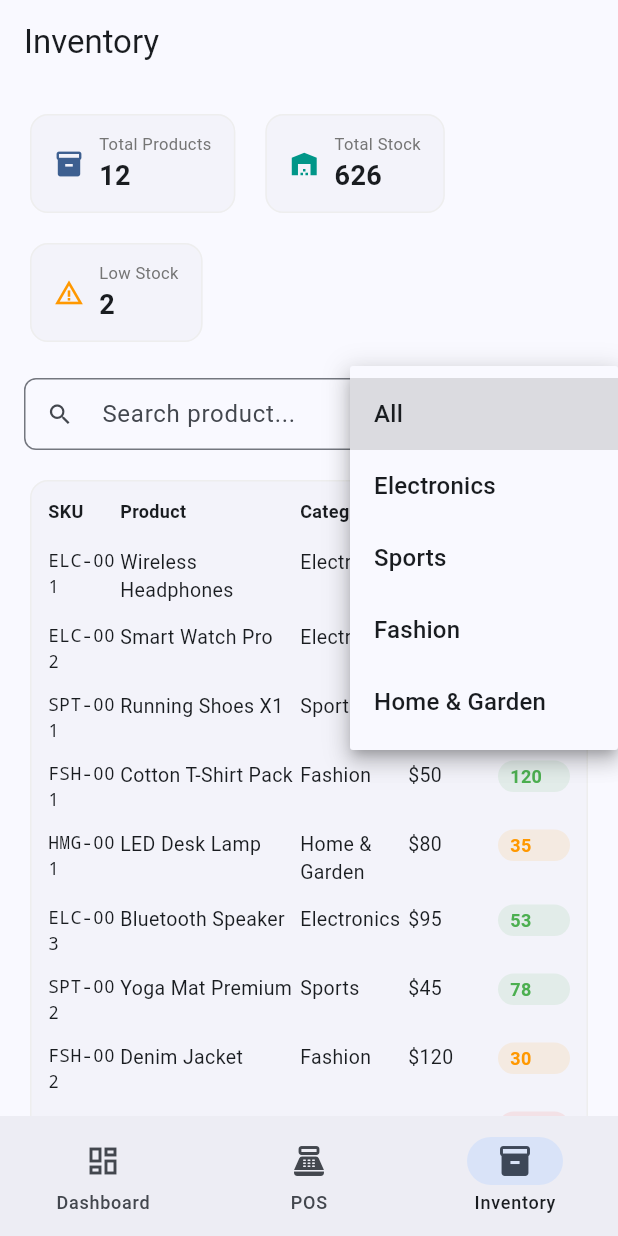
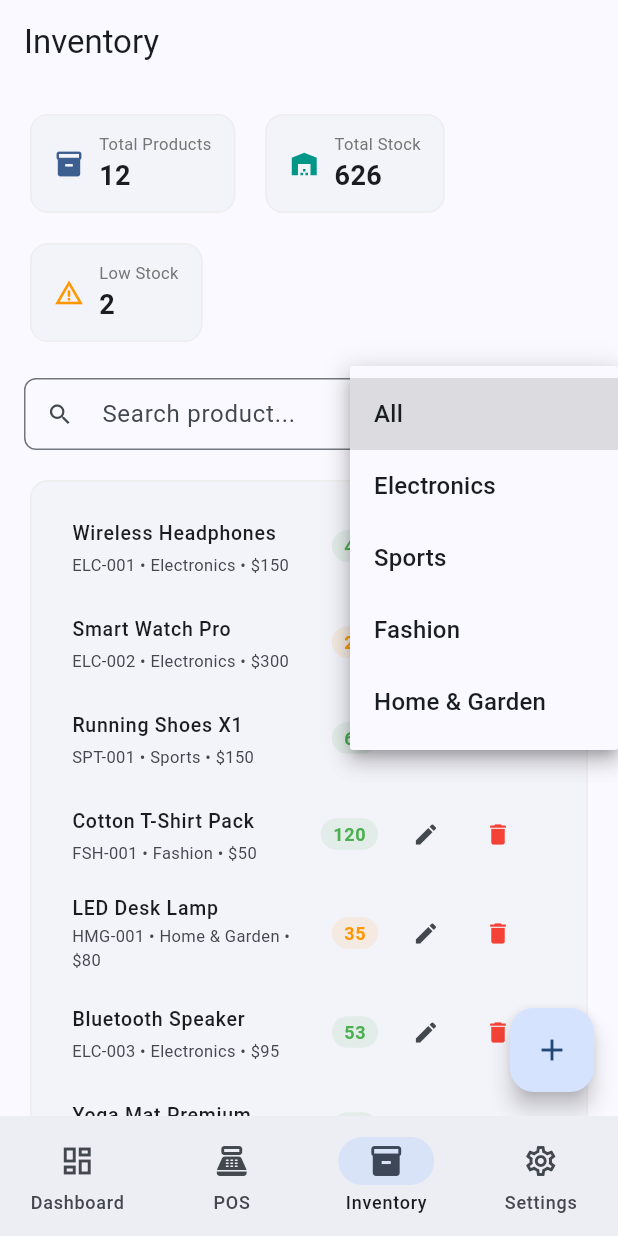
Before and after one commit to easystudio-arch/easy-ach-dashboard, a Flutter app: the screen it shows after launch, item 3 of the bottom bar chosen, after a tap on "All", on a phone screen of 412 x 824 dp. Run offline on Flutter 3.47's test engine with Material 3 defaults, Android fonts, the phone set to English and light mode, and no system bars; our stand-ins replace fl_chart, web; missing offline and left inert: dart:js_interop; statements that could not run were skipped.

Commit message:
feat: add printer settings, receipt print, offline product CRUD

```diff
--- a/lib/data/pos_inventory_data.dart
+++ b/lib/data/pos_inventory_data.dart
@@ -1,3 +1,5 @@
+import '../services/local_storage_service.dart';
+
 class Product {
   final String id;
   final String name;
@@ -16,8 +18,31 @@ class CartItem {
   double get subtotal => product.price * qty;
 }
 
-class PosInventoryData {
-  static final List<Product> products = [
+class ProductStore {
+  static List<Product> _products = [];
+
+  static List<Product> get products => _products;
+  static List<String> get categories => _products.map((p) => p.category).toSet().toList();
+
+  static void init() {
+    _products = LocalStorageService.loadProducts();
+    if (_products.isEmpty) {
+      _products = _defaultProducts;
+      _save();
+    }
+  }
+
+  static void add(Product p) { _products.add(p); _save(); }
+  static void update(Product p) {
+    final i = _products.indexWhere((x) => x.id == p.id);
+    if (i >= 0) { _products[i] = p; _save(); }
+  }
+  static void delete(String id) { _products.removeWhere((x) => x.id == id); _save(); }
+  static void _save() => LocalStorageService.saveProducts(_products);
+
+  static String nextId() => DateTime.now().millisecondsSinceEpoch.toString();
+
+  static final List<Product> _defaultProducts = [
     Product(id: '1', name: 'Wireless Headphones', category: 'Electronics', price: 150.00, stock: 45, sku: 'ELC-001'),
     Product(id: '2', name: 'Smart Watch Pro', category: 'Electronics', price: 300.00, stock: 28, sku: 'ELC-002'),
     Product(id: '3', name: 'Running Shoes X1', category: 'Sports', price: 150.00, stock: 62, sku: 'SPT-001'),
@@ -31,6 +56,10 @@ class PosInventoryData {
     Product(id: '11', name: 'Tennis Racket', category: 'Sports', price: 85.00, stock: 22, sku: 'SPT-003'),
     Product(id: '12', name: 'Sunglasses Classic', category: 'Fashion', price: 70.00, stock: 48, sku: 'FSH-003'),
   ];
+}
 
-  static List<String> get categories => products.map((p) => p.category).toSet().toList();
+// Keep backward compat alias
+class PosInventoryData {
+  static List<Product> get products => ProductStore.products;
+  static List<String> get categories => ProductStore.categories;
 }
--- a/lib/main.dart
+++ b/lib/main.dart
@@ -1,9 +1,14 @@
 import 'package:flutter/material.dart';
+import 'data/pos_inventory_data.dart';
 import 'screens/dashboard_screen.dart';
 import 'screens/pos_screen.dart';
 import 'screens/inventory_screen.dart';
+import 'screens/settings_screen.dart';
 
-void main() => runApp(const DashboardApp());
+void main() {
+  ProductStore.init();
+  runApp(const DashboardApp());
+}
 
 class DashboardApp extends StatelessWidget {
   const DashboardApp({super.key});
@@ -44,6 +49,7 @@ class _MainShellState extends State<MainShell> {
     DashboardScreen(),
     PosScreen(),
     InventoryScreen(),
+    SettingsScreen(),
   ];
 
   @override
@@ -57,6 +63,7 @@ class _MainShellState extends State<MainShell> {
           NavigationDestination(icon: Icon(Icons.dashboard_outlined), selectedIcon: Icon(Icons.dashboard), label: 'Dashboard'),
           NavigationDestination(icon: Icon(Icons.point_of_sale_outlined), selectedIcon: Icon(Icons.point_of_sale), label: 'POS'),
           NavigationDestination(icon: Icon(Icons.inventory_2_outlined), selectedIcon: Icon(Icons.inventory_2), label: 'Inventory'),
+          NavigationDestination(icon: Icon(Icons.settings_outlined), selectedIcon: Icon(Icons.settings), label: 'Settings'),
         ],
       ),
     );
--- a/lib/screens/inventory_screen.dart
+++ b/lib/screens/inventory_screen.dart
@@ -16,32 +16,96 @@ class _InventoryScreenState extends State<InventoryScreen> {
   String _search = '';
 
   List<Product> get _filtered {
-    return PosInventoryData.products.where((p) {
+    return ProductStore.products.where((p) {
       final matchCat = _selectedCategory == 'All' || p.category == _selectedCategory;
       final matchSearch = p.name.toLowerCase().contains(_search.toLowerCase());
       return matchCat && matchSearch;
     }).toList();
   }
 
+  void _showProductDialog({Product? product}) {
+    final isEdit = product != null;
+    final nameCtrl = TextEditingController(text: product?.name ?? '');
+    final catCtrl = TextEditingController(text: product?.category ?? '');
+    final priceCtrl = TextEditingController(text: product != null ? product.price.toString() : '');
+    final stockCtrl = TextEditingController(text: product != null ? product.stock.toString() : '');
+    final skuCtrl = TextEditingController(text: product?.sku ?? '');
+
+    showDialog(
+      context: context,
+      builder: (_) => AlertDialog(
+        title: Text(isEdit ? 'Edit Product' : 'Add Product'),
+        content: SingleChildScrollView(
+          child: Column(mainAxisSize: MainAxisSize.min, children: [
+            TextField(controller: nameCtrl, decoration: const InputDecoration(labelText: 'Name', isDense: true)),
+            const SizedBox(height: 8),
+            TextField(controller: catCtrl, decoration: const InputDecoration(labelText: 'Category', isDense: true)),
+            const SizedBox(height: 8),
+            TextField(controller: skuCtrl, decoration: const InputDecoration(labelText: 'SKU', isDense: true)),
+            const SizedBox(height: 8),
+            TextField(controller: priceCtrl, decoration: const InputDecoration(labelText: 'Price', isDense: true), keyboardType: TextInputType.number),
+            const SizedBox(height: 8),
+            TextField(controller: stockCtrl, decoration: const InputDecoration(labelText: 'Stock', isDense: true), keyboardType: TextInputType.number),
+          ]),
+        ),
+        actions: [
+          TextButton(onPressed: () => Navigator.pop(context), child: const Text('Cancel')),
+          FilledButton(
+            onPressed: () {
+              final p = Product(
+                id: product?.id ?? ProductStore.nextId(),
+                name: nameCtrl.text,
+                category: catCtrl.text,
+                price: double.tryParse(priceCtrl.text) ?? 0,
+                stock: int.tryParse(stockCtrl.text) ?? 0,
+                sku: skuCtrl.text,
+              );
+              setState(() { isEdit ? ProductStore.update(p) : ProductStore.add(p); });
+              Navigator.pop(context);
+            },
+            child: Text(isEdit ? 'Save' : 'Add'),
+          ),
+        ],
+      ),
+    );
+  }
+
+  void _deleteProduct(Product p) {
+    showDialog(
+      context: context,
+      builder: (_) => AlertDialog(
+        title: const Text('Delete Product'),
+        content: Text('Delete "${p.name}"?'),
+        actions: [
+          TextButton(onPressed: () => Navigator.pop(context), child: const Text('Cancel')),
+          FilledButton(
+            style: FilledButton.styleFrom(backgroundColor: Colors.red),
+            onPressed: () { setState(() => ProductStore.delete(p.id)); Navigator.pop(context); },
+            child: const Text('Delete'),
+          ),
+        ],
+      ),
+    );
+  }
+
   @override
   Widget build(BuildContext context) {
     final cs = Theme.of(context).colorScheme;
-    final totalItems = PosInventoryData.products.fold<int>(0, (s, p) => s + p.stock);
-    final lowStock = PosInventoryData.products.where((p) => p.stock < 25).length;
+    final totalItems = ProductStore.products.fold<int>(0, (s, p) => s + p.stock);
+    final lowStock = ProductStore.products.where((p) => p.stock < 25).length;
 
     return Scaffold(
       appBar: AppBar(title: const Text('Inventory')),
+      floatingActionButton: FloatingActionButton(onPressed: () => _showProductDialog(), child: const Icon(Icons.add)),
       body: SingleChildScrollView(
         padding: const EdgeInsets.all(16),
         child: Column(crossAxisAlignment: CrossAxisAlignment.start, children: [
-          // Summary cards
           Wrap(spacing: 12, runSpacing: 12, children: [
-            _SummaryChip(label: 'Total Products', value: '${PosInventoryData.products.length}', icon: Icons.inventory_2, color: cs.primary),
+            _SummaryChip(label: 'Total Products', value: '${ProductStore.products.length}', icon: Icons.inventory_2, color: cs.primary),
             _SummaryChip(label: 'Total Stock', value: _currFmt.format(totalItems), icon: Icons.warehouse, color: Colors.teal),
             _SummaryChip(label: 'Low Stock', value: '$lowStock', icon: Icons.warning_amber, color: Colors.orange),
           ]),
           const SizedBox(height: 20),
-          // Filters
           Row(children: [
             Expanded(
               child: TextField(
@@ -52,33 +116,26 @@ class _InventoryScreenState extends State<InventoryScreen> {
             const SizedBox(width: 12),
             DropdownButton<String>(
               value: _selectedCategory,
-              items: ['All', ...PosInventoryData.categories].map((c) => DropdownMenuItem(value: c, child: Text(c))).toList(),
+              items: ['All', ...ProductStore.categories].map((c) => DropdownMenuItem(value: c, child: Text(c))).toList(),
               onChanged: (v) => setState(() => _selectedCategory = v!),
             ),
           ]),
           const SizedBox(height: 16),
-          // Product table
           Card(
             child: Padding(
               padding: const EdgeInsets.all(12),
-              child: Table(
-                columnWidths: const {0: FlexColumnWidth(0.8), 1: FlexColumnWidth(2), 2: FlexColumnWidth(1.2), 3: FlexColumnWidth(1), 4: FlexColumnWidth(0.8)},
-                children: [
-                  const TableRow(children: [
-                    Padding(padding: EdgeInsets.only(bottom: 10), child: Text('SKU', style: TextStyle(fontWeight: FontWeight.w600, fontSize: 12))),
-                    Text('Product', style: TextStyle(fontWeight: FontWeight.w600, fontSize: 12)),
-                    Text('Category', style: TextStyle(fontWeight: FontWeight.w600, fontSize: 12)),
-                    Text('Price', style: TextStyle(fontWeight: FontWeight.w600, fontSize: 12)),
-                    Text('Stock', style: TextStyle(fontWeight: FontWeight.w600, fontSize: 12)),
+              child: Column(
+                children: _filtered.map((p) => ListTile(
+                  dense: true,
+                  title: Text(p.name, style: const TextStyle(fontSize: 13, fontWeight: FontWeight.w500)),
+                  subtitle: Text('${p.sku} • ${p.category} • \$${_currFmt.format(p.price)}', style: const TextStyle(fontSize: 11)),
+                  trailing: Row(mainAxisSize: MainAxisSize.min, children: [
+                    _StockBadge(stock: p.stock),
+                    const SizedBox(width: 8),
+                    IconButton(icon: const Icon(Icons.edit, size: 18), onPressed: () => _showProductDialog(product: p)),
+                    IconButton(icon: const Icon(Icons.delete, size: 18, color: Colors.red), onPressed: () => _deleteProduct(p)),
                   ]),
-                  ..._filtered.map((p) => TableRow(children: [
-                    Padding(padding: const EdgeInsets.symmetric(vertical: 6), child: Text(p.sku, style: const TextStyle(fontSize: 12, fontFamily: 'monospace'))),
-                    Padding(padding: const EdgeInsets.symmetric(vertical: 6), child: Text(p.name, style: const TextStyle(fontSize: 13))),
-                    Padding(padding: const EdgeInsets.symmetric(vertical: 6), child: Text(p.category, style: const TextStyle(fontSize: 13))),
-                    Padding(padding: const EdgeInsets.symmetric(vertical: 6), child: Text('\$${_currFmt.format(p.price)}', style: const TextStyle(fontSize: 13))),
-                    Padding(padding: const EdgeInsets.symmetric(vertical: 6), child: _StockBadge(stock: p.stock)),
-                  ])),
-                ],
+                )).toList(),
               ),
             ),
           ),
--- a/lib/screens/pos_screen.dart
+++ b/lib/screens/pos_screen.dart
@@ -1,6 +1,7 @@
 import 'package:flutter/material.dart';
 import 'package:intl/intl.dart';
 import '../data/pos_inventory_data.dart';
+import '../services/receipt_service.dart';
 
 final _currFmt = NumberFormat('#,##0.00', 'en_US');
 
@@ -37,11 +38,12 @@ class _PosScreenState extends State<PosScreen> {
 
   void _checkout() {
     if (_cart.isEmpty) return;
+    ReceiptService.printReceipt(_cart, _total);
     showDialog(
       context: context,
       builder: (_) => AlertDialog(
         title: const Text('Checkout Success'),
-        content: Text('Total: \$${_currFmt.format(_total)}\nItems: ${_cart.fold<int>(0, (s, i) => s + i.qty)}'),
+        content: Text('Total: \$${_currFmt.format(_total)}\nItems: ${_cart.fold<int>(0, (s, i) => s + i.qty)}\n\nReceipt sent to printer.'),
         actions: [TextButton(onPressed: () { Navigator.pop(context); setState(() => _cart.clear()); }, child: const Text('OK'))],
       ),
     );
--- /dev/null
+++ b/lib/services/local_storage_service.dart
@@ -0,0 +1,40 @@
+import 'dart:convert';
+import 'package:web/web.dart' as web;
+import '../data/pos_inventory_data.dart';
+
+class LocalStorageService {
+  static const _productsKey = 'pos_products';
+  static const _settingsKey = 'pos_settings';
+
+  static web.Storage get _storage => web.window.localStorage;
+
+  // --- Products ---
+  static List<Product> loadProducts() {
+    final raw = _storage.getItem(_productsKey);
+    if (raw == null) return [];
+    final list = jsonDecode(raw) as List;
+    return list.map((m) => Product(
+      id: m['id'], name: m['name'], category: m['category'],
+      price: (m['price'] as num).toDouble(), stock: m['stock'] as int, sku: m['sku'],
+    )).toList();
+  }
+
+  static void saveProducts(List<Product> products) {
+    final list = products.map((p) => {
+      'id': p.id, 'name': p.name, 'category': p.category,
+      'price': p.price, 'stock': p.stock, 'sku': p.sku,
+    }).toList();
+    _storage.setItem(_productsKey, jsonEncode(list));
+  }
+
+  // --- Settings ---
+  static Map<String, String> loadSettings() {
+    final raw = _storage.getItem(_settingsKey);
+    if (raw == null) return {'storeName': 'My Store', 'paperSize': '58'};
+    return Map<String, String>.from(jsonDecode(raw));
+  }
+
+  static void saveSettings(Map<String, String> settings) {
+    _storage.setItem(_settingsKey, jsonEncode(settings));
+  }
+}
```
Also changed, not shown: lib/screens/settings_screen.dart (added, +80 -0 lines), lib/services/receipt_service.dart (added, +64 -0 lines), docs/assets/fonts/MaterialIcons-Regular.otf, 5 other files.
